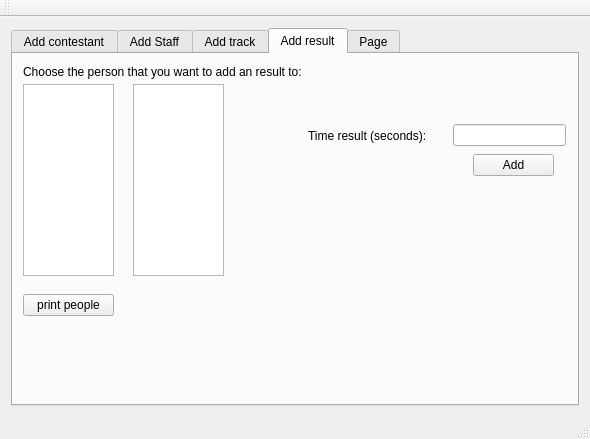
Above: mainwindow.ui from 4ice/Project_DV1456 before the change. Below: the same form after it.
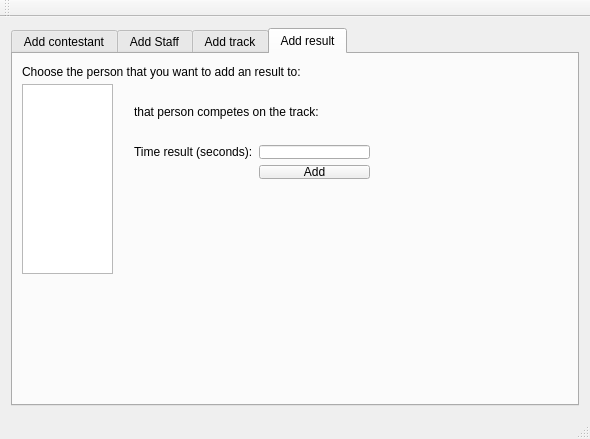
That is the form after the change. The open tabs and pages were chosen to show the change.

The edit to the form file:
```diff
--- a/mainwindow.ui
+++ b/mainwindow.ui
@@ -15,7 +15,7 @@
   </property>
   <widget class="QWidget" name="centralWidget">
    <layout class="QGridLayout" name="gridLayout">
-    <item row="0" column="0">
+    <item row="1" column="0">
      <widget class="QTabWidget" name="tabWidget">
       <property name="whatsThis">
        <string>&lt;html&gt;&lt;head/&gt;&lt;body&gt;&lt;p&gt;test&lt;/p&gt;&lt;/body&gt;&lt;/html&gt;</string>
@@ -488,23 +488,10 @@
        <attribute name="title">
         <string>Add result</string>
        </attribute>
-       <widget class="QPushButton" name="BnAddResult">
+       <widget class="QLabel" name="LInfoRecord">
         <property name="geometry">
          <rect>
-          <x>460</x>
-          <y>100</y>
-          <width>81</width>
-          <height>22</height>
-         </rect>
-        </property>
-        <property name="text">
-         <string>Add</string>
-        </property>
-       </widget>
-       <widget class="QLabel" name="label">
-        <property name="geometry">
-         <rect>
-          <x>10</x>
+          <x>9</x>
           <y>10</y>
           <width>341</width>
           <height>16</height>
@@ -514,89 +501,72 @@
          <string>Choose the person that you want to add an result to:</string>
         </property>
        </widget>
-       <widget class="QLineEdit" name="LE_timeResult">
-        <property name="geometry">
-         <rect>
-          <x>440</x>
-          <y>70</y>
-          <width>113</width>
-          <height>22</height>
-         </rect>
-        </property>
-       </widget>
-       <widget class="QLabel" name="LTimeResult">
-        <property name="geometry">
-         <rect>
-          <x>295</x>
-          <y>72</y>
-          <width>141</width>
-          <height>20</height>
-         </rect>
-        </property>
-        <property name="text">
-         <string>Time result (seconds):</string>
-        </property>
-       </widget>
-       <widget class="QPushButton" name="BnShowPeople">
-        <property name="geometry">
-         <rect>
-          <x>10</x>
-          <y>240</y>
-          <width>91</width>
-          <height>22</height>
-         </rect>
-        </property>
-        <property name="text">
-         <string>print people</string>
-        </property>
-       </widget>
        <widget class="QListWidget" name="LW_people">
         <property name="geometry">
          <rect>
-          <x>10</x>
+          <x>9</x>
           <y>30</y>
           <width>91</width>
-          <height>192</height>
+          <height>190</height>
          </rect>
         </property>
        </widget>
-       <widget class="QListWidget" name="LW_Tracks">
-        <property name="geometry">
-         <rect>
-          <x>120</x>
-          <y>30</y>
-          <width>91</width>
-          <height>192</height>
-         </rect>
-        </property>
-       </widget>
-      </widget>
-      <widget class="QWidget" name="tab_5">
-       <attribute name="title">
-        <string>Page</string>
-       </attribute>
-       <widget class="QTextBrowser" name="LB_People_info">
-        <property name="geometry">
-         <rect>
-          <x>10</x>
-          <y>20</y>
-          <width>256</width>
-          <height>192</height>
-         </rect>
-        </property>
-       </widget>
-       <widget class="QPushButton" name="pushButton_3">
+       <widget class="QWidget" name="">
         <property name="geometry">
          <rect>
           <x>110</x>
-          <y>230</y>
-          <width>81</width>
-          <height>22</height>
+          <y>40</y>
+          <width>258</width>
+          <height>96</height>
          </rect>
         </property>
-        <property name="text">
-         <string>PushButton</string>
-        </property>
+        <layout class="QGridLayout" name="gridLayout_2">
+         <item row="0" column="0">
+          <layout class="QVBoxLayout" name="verticalLayout">
+           <item>
+            <widget class="QLabel" name="LInfoAddRecord">
+             <property name="text">
+              <string>that person competes on the track: </string>
+             </property>
+            </widget>
+           </item>
+           <item>
+            <widget class="QLabel" name="LRecordTrackName">
+             <property name="font">
+              <font>
+               <weight>75</weight>
+               <bold>true</bold>
+              </font>
+             </property>
+             <property name="text">
+              <string/>
+             </property>
+            </widget>
+           </item>
+          </layout>
+         </item>
+         <item row="1" column="0">
+          <layout class="QFormLayout" name="formLayout">
+           <item row="0" column="0">
+            <widget class="QLabel" name="LTimeResult">
+             <property name="text">
+              <string>Time result (seconds):</string>
+             </property>
+            </widget>
+           </item>
+           <item row="0" column="1">
+            <widget class="QLineEdit" name="LE_timeResult"/>
+           </item>
+           <item row="1" column="1">
+            <widget class="QPushButton" name="BnAddResult">
+             <property name="text">
+              <string>Add</string>
+             </property>
+            </widget>
+           </item>
+          </layout>
+         </item>
+        </layout>
        </widget>
       </widget>
      </widget>
```
Left out of the diff: 67 changed lines with no effect on the pictures.
